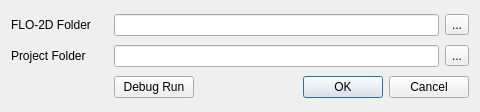
The window that flo2d/ui/flopro.ui (FLO-2DSoftware/qgis-flo-2d-plugin) describes before a commit, drawn with Qt 5.
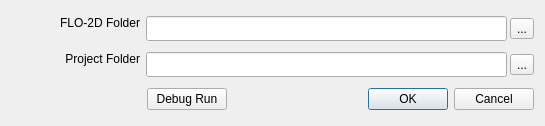
The same window after the commit.

```diff
--- a/flo2d/ui/flopro.ui
+++ b/flo2d/ui/flopro.ui
@@ -6,28 +6,74 @@
    <rect>
     <x>0</x>
     <y>0</y>
-    <width>480</width>
-    <height>112</height>
+    <width>545</width>
+    <height>126</height>
    </rect>
   </property>
+  <property name="minimumSize">
+   <size>
+    <width>524</width>
+    <height>0</height>
+   </size>
+  </property>
+  <property name="maximumSize">
+   <size>
+    <width>1000</width>
+    <height>16777215</height>
+   </size>
+  </property>
   <property name="acceptDrops">
    <bool>false</bool>
   </property>
   <property name="windowTitle">
    <string>Run Program</string>
   </property>
-  <layout class="QGridLayout" name="gridLayout">
+  <layout class="QGridLayout" name="gridLayout_2">
    <item row="0" column="0">
-    <widget class="QLabel" name="label">
+    <widget class="QLabel" name="exec_folder_lbl">
+     <property name="minimumSize">
+      <size>
+       <width>100</width>
+       <height>0</height>
+      </size>
+     </property>
+     <property name="maximumSize">
+      <size>
+       <width>129</width>
+       <height>16777215</height>
+      </size>
+     </property>
      <property name="text">
       <string>FLO-2D Folder</string>
      </property>
+     <property name="alignment">
+      <set>Qt::AlignRight|Qt::AlignTop|Qt::AlignTrailing</set>
+     </property>
+     <property name="wordWrap">
+      <bool>true</bool>
+     </property>
     </widget>
    </item>
-   <item row="0" column="1" colspan="3">
-    <widget class="QLineEdit" name="flo2d_le"/>
+   <item row="0" column="1">
+    <widget class="QLineEdit" name="flo2d_le">
+     <property name="sizePolicy">
+      <sizepolicy hsizetype="Ignored" vsizetype="Maximum">
+       <horstretch>0</horstretch>
+       <verstretch>0</verstretch>
+      </sizepolicy>
+     </property>
+     <property name="minimumSize">
+      <size>
+       <width>361</width>
+       <height>25</height>
+      </size>
+     </property>
+     <property name="alignment">
+      <set>Qt::AlignLeading|Qt::AlignLeft|Qt::AlignVCenter</set>
+     </property>
+    </widget>
    </item>
-   <item row="0" column="4">
+   <item row="0" column="2">
     <widget class="QToolButton" name="flo2d_browse">
      <property name="text">
       <string>...</string>
@@ -35,23 +81,56 @@
     </widget>
    </item>
    <item row="1" column="0">
-    <widget class="QLabel" name="label_2">
+    <widget class="QLabel" name="project_folder_lbl">
+     <property name="minimumSize">
+      <size>
+       <width>100</width>
+       <height>0</height>
+      </size>
+     </property>
+     <property name="maximumSize">
+      <size>
+       <width>129</width>
+       <height>16777215</height>
+      </size>
+     </property>
      <property name="text">
       <string>Project Folder</string>
      </property>
+     <property name="alignment">
+      <set>Qt::AlignRight|Qt::AlignTop|Qt::AlignTrailing</set>
+     </property>
+     <property name="wordWrap">
+      <bool>true</bool>
+     </property>
     </widget>
    </item>
-   <item row="1" column="1" colspan="3">
-    <widget class="QLineEdit" name="project_le"/>
+   <item row="1" column="1">
+    <widget class="QLineEdit" name="project_le">
+     <property name="sizePolicy">
+      <sizepolicy hsizetype="Ignored" vsizetype="Fixed">
+       <horstretch>0</horstretch>
+       <verstretch>0</verstretch>
+      </sizepolicy>
+     </property>
+     <property name="minimumSize">
+      <size>
+       <width>361</width>
+       <height>25</height>
+      </size>
+     </property>
+    </widget>
    </item>
-   <item row="1" column="4">
+   <item row="1" column="2">
     <widget class="QToolButton" name="project_browse">
      <property name="text">
       <string>...</string>
      </property>
     </widget>
    </item>
-   <item row="2" column="0">
+   <item row="2" column="0" colspan="3">
+    <layout class="QGridLayout" name="gridLayout">
+     <item row="0" column="0">
     <spacer name="horizontalSpacer">
      <property name="orientation">
       <enum>Qt::Horizontal</enum>
@@ -64,27 +143,14 @@
      </property>
     </spacer>
    </item>
-   <item row="2" column="1">
+     <item row="0" column="1">
     <widget class="QPushButton" name="debug_run_btn">
      <property name="text">
       <string>Debug Run</string>
      </property>
     </widget>
    </item>
-   <item row="2" column="2">
-    <spacer name="horizontalSpacer_2">
-     <property name="orientation">
-      <enum>Qt::Horizontal</enum>
-     </property>
-     <property name="sizeHint" stdset="0">
-      <size>
-       <width>103</width>
-       <height>20</height>
-      </size>
-     </property>
-    </spacer>
-   </item>
-   <item row="2" column="3" colspan="2">
+     <item row="0" column="3">
     <widget class="QDialogButtonBox" name="buttonBox">
      <property name="orientation">
       <enum>Qt::Horizontal</enum>
@@ -93,6 +159,21 @@
       <set>QDialogButtonBox::Cancel|QDialogButtonBox::Ok</set>
      </property>
     </widget>
+     </item>
+     <item row="0" column="2">
+      <spacer name="horizontalSpacer_2">
+       <property name="orientation">
+        <enum>Qt::Horizontal</enum>
+       </property>
+       <property name="sizeHint" stdset="0">
+        <size>
+         <width>103</width>
+         <height>20</height>
+        </size>
+       </property>
+      </spacer>
+     </item>
+    </layout>
    </item>
   </layout>
  </widget>
```
Lines whose indentation alone changed are shown as unchanged.
